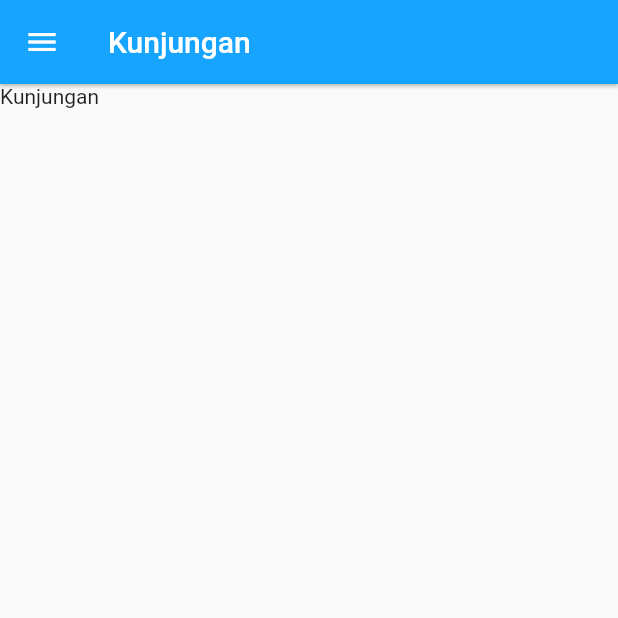
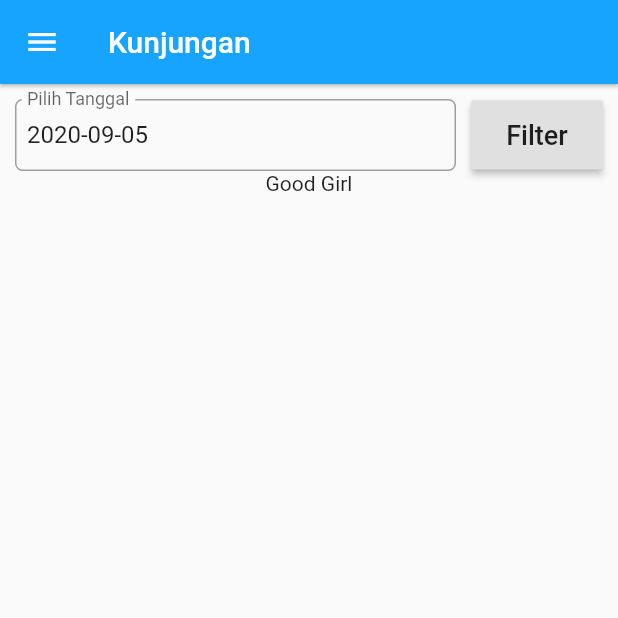
Before and after one commit to bonaxcrimo/Flutter-Clone-Marketing, a Flutter app: the KunjunganScreen screen opened directly, on a phone screen of 412 x 824 dp, the top half of it. Run offline on Flutter 3.47's test engine with Material 2 defaults, Android fonts, the phone set to English and light mode, and no system bars; network calls fail.

Commit message:
perubahan pembuatan widget textview

```diff
--- a/lib/configuration.dart
+++ b/lib/configuration.dart
@@ -1,6 +1,9 @@
 import 'package:flutter/material.dart';
 
-Color primaryGreen = Color(0xff416d6d);
-Color colorPrimary = Color(0xff17a4ff);
-Color colorPrimaryDark = Color(0xff17a4ff);
-Color slowBlue = Color(0xff41b4ff);
+const Color primaryGreen = Color(0xff416d6d);
+const Color colorPrimary = Color(0xff17a4ff);
+const Color colorPrimaryDark = Color(0xff17a4ff);
+const Color slowBlue = Color(0xff41b4ff);
+
+const String mainUrl = "https://web.transporindo.com/apiall/index.php/api/";
+const String kunjunganUrl = mainUrl + "prospek/dataperhariuser";
--- /dev/null
+++ b/lib/models/MOutlineTextView.dart
@@ -0,0 +1,6 @@
+class MOutlineTextView {
+  String hintText;
+  String borderColor;
+
+  MOutlineTextView(this.hintText, this.borderColor);
+}
--- a/lib/views/kunjungan_screen.dart
+++ b/lib/views/kunjungan_screen.dart
@@ -1,6 +1,12 @@
+import 'dart:convert';
+
 import 'package:flutter/material.dart';
+import 'package:tasmkt/configuration.dart';
 import 'package:tasmkt/widgets/custom_appbar.dart';
 import 'package:tasmkt/widgets/drawer_navigation.dart';
+import 'package:http/http.dart' as http;
+import 'package:tasmkt/widgets/outline_text_view.dart';
+import 'package:intl/intl.dart';
 
 class KunjunganScreen extends StatefulWidget {
   KunjunganScreen({Key key}) : super(key: key);
@@ -10,12 +16,66 @@ class KunjunganScreen extends StatefulWidget {
 }
 
 class _KunjunganScreenScreenState extends State<KunjunganScreen> {
+  DateTime selectedDate = DateTime.now();
+  TextEditingController _controller = new TextEditingController();
+
+  Future<void> _selectDate(BuildContext context) async {
+    final DateTime picked = await showDatePicker(
+        context: context,
+        initialDate: selectedDate,
+        firstDate: DateTime(2015, 8),
+        lastDate: DateTime(2101));
+    if (picked != null && picked != selectedDate)
+      setState(() {
+        selectedDate = picked;
+        _controller.text = DateFormat('yyyy-MM-dd').format(picked);
+      });
+  }
+
   @override
   Widget build(BuildContext context) {
+    // loadData();
+    _controller.text = DateFormat('yyyy-MM-dd').format(selectedDate);
     return Scaffold(
       appBar: CustomAppBar(title: "Kunjungan"),
       drawer: DrawerNavigation(),
-      body: Container(child: Text('Kunjungan')),
+      body: Container(
+          margin: EdgeInsets.all(10.0),
+          child: Column(
+            children: [
+              Row(
+                children: <Widget>[
+                  Expanded(
+                      child: OutlineTextView(
+                    controller: _controller,
+                    hintText: "Pilih Tanggal",
+                    borderColor: Colors.grey,
+                    onTap: () {
+                      _selectDate(context);
+                    },
+                  )),
+                  SizedBox(width: 10),
+                  RaisedButton(
+                      padding: EdgeInsets.all(12.5),
+                      child: Text(
+                        "Filter",
+                        style: TextStyle(fontSize: 18.0),
+                      ),
+                      onPressed: () {
+                        loadData(DateFormat('yyyy-MM-dd').format(selectedDate));
+                      })
+                ],
+              ),
+              Text("Good Girl")
+            ],
+          )),
     );
   }
+
+  void loadData(String tgl) async {
+    Map data = {"userid": "bonatua", "tgl": tgl};
+    final response = await http.post(kunjunganUrl, body: data);
+    final dataFinal = jsonDecode(response.body);
+    print(dataFinal);
+  }
 }
--- /dev/null
+++ b/lib/widgets/outline_text_view.dart
@@ -0,0 +1,39 @@
+import 'package:flutter/material.dart';
+import 'package:tasmkt/configuration.dart';
+
+class OutlineTextView extends StatelessWidget {
+  final String hintText;
+  final Color borderColor;
+  final bool readOnly;
+  final Function() onTap;
+  final TextEditingController controller;
+  const OutlineTextView(
+      {Key key,
+      @required this.hintText,
+      this.controller,
+      this.readOnly = false,
+      this.borderColor = colorPrimaryDark,
+      this.onTap = _dummyOnTap})
+      : assert(onTap != null),
+        super(key: key);
+
+  @override
+  Widget build(BuildContext context) {
+    return TextFormField(
+      readOnly: readOnly,
+      controller: controller,
+      decoration: new InputDecoration(
+          contentPadding: EdgeInsets.all(8.0),
+          labelText: hintText,
+          hintText: hintText,
+          enabledBorder: OutlineInputBorder(
+              borderRadius: BorderRadius.circular(5.0),
+              borderSide: BorderSide(color: borderColor)),
+          border:
+              OutlineInputBorder(borderRadius: BorderRadius.circular(10.0))),
+      onTap: onTap,
+    );
+  }
+
+  static dynamic _dummyOnTap() {}
+}
--- a/pubspec.yaml
+++ b/pubspec.yaml
@@ -28,6 +28,8 @@ dependencies:
   # Use with the CupertinoIcons class for iOS style icons.
   cupertino_icons: ^0.1.3
   font_awesome_flutter:
+  http:
+  intl: ^0.16.1
 dev_dependencies:
   flutter_test:
     sdk: flutter
```
Also changed, not shown: pubspec.lock.
